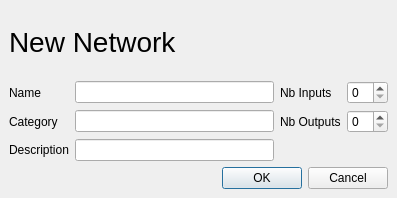
First picture: the form in src/visualea/resources/newgraph.ui, repository openalea/visualea, before the edit.
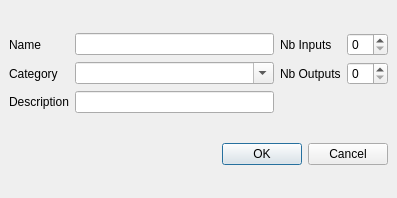
Second picture: the form after the edit.

```diff
--- a/src/visualea/resources/newgraph.ui
+++ b/src/visualea/resources/newgraph.ui
@@ -19,16 +19,6 @@
    <property name="spacing" >
     <number>6</number>
    </property>
-   <item>
-    <widget class="QLabel" name="label" >
-     <property name="text" >
-      <string>&lt;html>&lt;head>&lt;meta name="qrichtext" content="1" />&lt;style type="text/css">
-p, li { white-space: pre-wrap; }
-&lt;/style>&lt;/head>&lt;body style=" font-family:'Sans Serif'; font-size:9pt; font-weight:400; font-style:normal; text-decoration:none;">
-&lt;p style=" margin-top:0px; margin-bottom:0px; margin-left:0px; margin-right:0px; -qt-block-indent:0; text-indent:0px;">&lt;span style=" font-size:21pt;">New Network&lt;/span>&lt;/p>&lt;/body>&lt;/html></string>
-     </property>
-    </widget>
-   </item>
    <item>
     <layout class="QGridLayout" >
      <property name="margin" >
@@ -80,9 +70,6 @@
      <item row="2" column="1" >
       <widget class="QLineEdit" name="descriptionEdit" />
      </item>
-     <item row="1" column="1" >
-      <widget class="QLineEdit" name="categoryEdit" />
-     </item>
      <item row="1" column="3" >
       <widget class="QSpinBox" name="outBox" >
        <property name="sizePolicy" >
@@ -105,6 +92,13 @@
        </property>
       </widget>
      </item>
+     <item row="1" column="1" >
+      <widget class="QComboBox" name="categoryEdit" >
+       <property name="editable" >
+        <bool>true</bool>
+       </property>
+      </widget>
+     </item>
     </layout>
    </item>
    <item>
```
Left out of the diff: 3 changed lines with no effect on the pictures.
